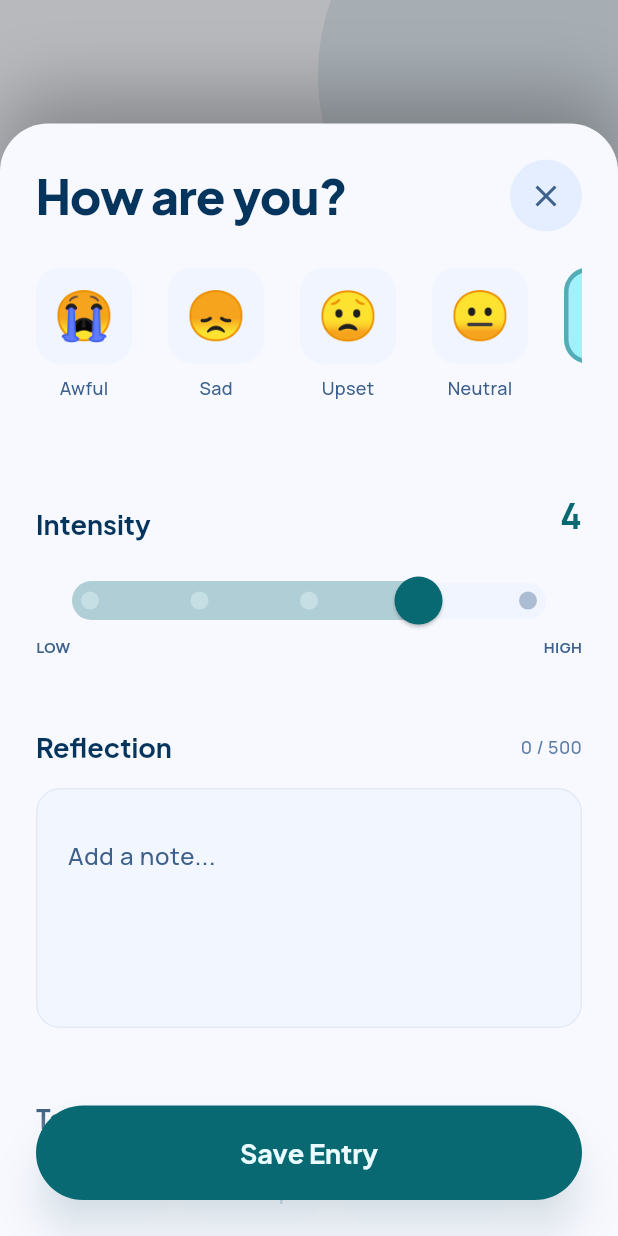
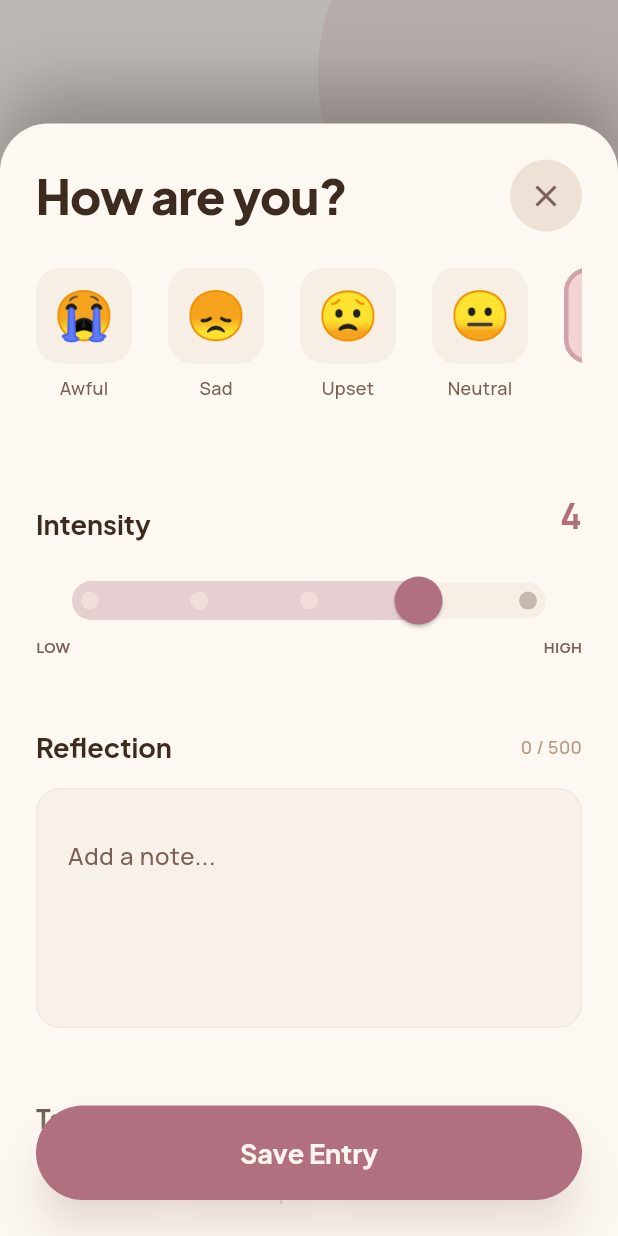
Before and after one commit to MelAlejandrino/laune, a Flutter app: the HomeScreen screen opened by its route, after a tap on "Quick Log", on a phone screen of 412 x 824 dp. Run offline on Flutter 3.47's test engine with Material 3 defaults, Android fonts, the light colour scheme and no system bars; our stand-ins replace flutter_local_notifications, go_router, google_fonts, local_auth, shared_preferences, timezone; accounts and stored records are empty.

Commit message:
feat: new ui design, new navigation bar, and a toast notification for biometric locK

```diff
--- a/lib/repositories/auth_repository.dart
+++ b/lib/repositories/auth_repository.dart
@@ -1,4 +1,5 @@
 import 'package:flutter/material.dart';
+import 'package:flutter/services.dart';
 import 'package:local_auth/local_auth.dart';
 import 'package:shared_preferences/shared_preferences.dart';
 
@@ -69,6 +70,9 @@ class AuthRepository extends ChangeNotifier {
           biometricOnly: true,
         ),
       );
+    } on PlatformException catch (e) {
+      debugPrint('Biometric verification error: $e');
+      rethrow; // Let caller handle specific error codes
     } catch (e) {
       debugPrint('Biometric verification error: $e');
       return false;
--- a/lib/repositories/mood_repository.dart
+++ b/lib/repositories/mood_repository.dart
@@ -14,29 +14,41 @@ class MoodRepository extends ChangeNotifier {
   int get streak {
     if (_entries.isEmpty) return 0;
 
+    // Get unique calendar days, sorted newest first
     final sortedDates = _entries
         .map((e) => DateTime(e.timestamp.year, e.timestamp.month, e.timestamp.day))
         .toSet()
         .toList()
       ..sort((a, b) => b.compareTo(a));
 
-    int currentStreak = 0;
-    DateTime today = DateTime.now();
-    DateTime checkDate = DateTime(today.year, today.month, today.day);
+    final today = DateTime(
+      DateTime.now().year,
+      DateTime.now().month,
+      DateTime.now().day,
+    );
 
-    // If the latest entry isn't today or yesterday, streak is 0
-    if (sortedDates.first.isBefore(checkDate.subtract(const Duration(days: 1)))) {
+    // Streak is dead if the most recent entry isn't today or yesterday
+    if (sortedDates.first.isBefore(today.subtract(const Duration(days: 1)))) {
       return 0;
     }
 
-    for (var date in sortedDates) {
-      if (date == checkDate || date == checkDate.subtract(const Duration(days: 1))) {
+    // Walk backwards from today, requiring each consecutive day to match exactly
+    int currentStreak = 0;
+    DateTime checkDate = sortedDates.first == today
+        ? today
+        : today.subtract(const Duration(days: 1));
+
+    for (final date in sortedDates) {
+      if (date == checkDate) {
         currentStreak++;
-        checkDate = date.subtract(const Duration(days: 1));
-      } else {
+        checkDate = checkDate.subtract(const Duration(days: 1));
+      } else if (date.isBefore(checkDate)) {
+        // Gap detected — stop counting
         break;
       }
+      // If date > checkDate (duplicate day already counted), skip silently
     }
+
     return currentStreak;
   }
 
--- a/lib/screens/settings_screen.dart
+++ b/lib/screens/settings_screen.dart
@@ -1,4 +1,5 @@
 import 'package:flutter/material.dart';
+import 'package:flutter/services.dart';
 import 'package:go_router/go_router.dart';
 import 'package:shared_preferences/shared_preferences.dart';
 import 'package:stitch/main.dart';
@@ -86,27 +87,86 @@ class _SettingsScreenState extends State<SettingsScreen> {
     }
   }
 
+  void _showToast(String message, {bool isError = true}) {
+    if (!mounted) return;
+    final scheme = Theme.of(context).colorScheme;
+    ScaffoldMessenger.of(context)
+      ..clearSnackBars()
+      ..showSnackBar(
+        SnackBar(
+          content: Row(
+            children: [
+              Icon(
+                isError ? Icons.error_outline_rounded : Icons.check_circle_outline_rounded,
+                color: isError ? scheme.onError : scheme.onPrimary,
+                size: 20,
+              ),
+              const SizedBox(width: 10),
+              Expanded(
+                child: Text(
+                  message,
+                  style: TextStyle(
+                    color: isError ? scheme.onError : scheme.onPrimary,
+                    fontWeight: FontWeight.w500,
+                    fontSize: 13.5,
+                  ),
+                ),
+              ),
+            ],
+          ),
+          backgroundColor: isError ? scheme.error : scheme.primary,
+          behavior: SnackBarBehavior.floating,
+          shape: RoundedRectangleBorder(borderRadius: BorderRadius.circular(16)),
+          margin: const EdgeInsets.symmetric(horizontal: 20, vertical: 12),
+          duration: const Duration(seconds: 3),
+          elevation: 0,
+        ),
+      );
+  }
+
   Future<void> _toggleBiometrics(bool value) async {
     final authRepo = MoodScope.of(context).authRepository;
 
     if (value) {
+      // Check hardware support first
       final canUse = await authRepo.canUseBiometrics();
       if (!canUse) {
-        if (mounted) {
-          ScaffoldMessenger.of(context).showSnackBar(
-            const SnackBar(content: Text('Biometric authentication is not supported on this device.')),
-          );
-        }
+        _showToast('This device does not support biometric authentication.');
         return;
       }
 
-      // Mandatory verification before enabling
-      final verified = await authRepo.verifyBiometrics();
-      if (!verified) return;
+      // Ask user to verify biometrics before enabling
+      bool verified = false;
+      try {
+        verified = await authRepo.verifyBiometrics();
+      } on PlatformException catch (e) {
+        // NotAvailable = no biometrics enrolled; NotEnrolled = same on some devices
+        final code = e.code;
+        if (code == 'NotAvailable' || code == 'NotEnrolled' || code == 'no_fragment_activity') {
+          _showToast('No biometrics are set up on this device. Please enroll a fingerprint or face in your device settings.');
+        } else {
+          _showToast('Biometric error: ${e.message ?? e.code}');
+        }
+        return;
+      } catch (e) {
+        _showToast('An unexpected error occurred. Please try again.');
+        return;
+      }
+
+      if (!verified) {
+        _showToast('Biometric verification failed or was cancelled.');
+        return;
+      }
     }
 
     await authRepo.setBiometricEnabled(value);
     setState(() => _biometricEnabled = value);
+
+    if (!value) {
+      _showToast('Biometric lock disabled.', isError: false);
+    } else {
+      _showToast('Biometric lock enabled!', isError: false);
+    }
   }
 
   @override
--- a/lib/theme/app_theme.dart
+++ b/lib/theme/app_theme.dart
@@ -2,49 +2,65 @@ import 'package:flutter/material.dart';
 import 'package:google_fonts/google_fonts.dart';
 
 class AppTheme {
-  // Colors extracted from designs (Light Mode)
-  static const Color primary = Color(0xFF096973);
-  static const Color onPrimary = Color(0xFFEAFCFF);
-  static const Color primaryContainer = Color(0xFFA3EFFA);
-  static const Color onPrimaryContainer = Color(0xFF005B63);
-  static const Color secondary = Color(0xFF4A4BD7);
-  static const Color onSecondary = Color(0xFFFBF7FF);
-  static const Color secondaryContainer = Color(0xFFE1E0FF);
-  static const Color onSecondaryContainer = Color(0xFF3B3CC9);
-  static const Color tertiary = Color(0xFF006B60);
-  static const Color onTertiary = Color(0xFFE2FFF8);
-  static const Color surface = Color(0xFFF8F9FF);
-  static const Color onSurface = Color(0xFF05345C);
-  static const Color surfaceVariant = Color(0xFFD2E4FF);
-  static const Color onSurfaceVariant = Color(0xFF3D618C);
-  static const Color background = Color(0xFFF8F9FF);
-  static const Color onBackground = Color(0xFF05345C);
-  static const Color outline = Color(0xFF5A7DA9);
-  static const Color outlineVariant = Color(0xFF91B4E4);
-  static const Color error = Color(0xFFA83836);
-  static const Color onError = Color(0xFFFFF7F6);
+  // ── Light Mode Colors ─────────────────────────────────────────────
+  // Primary: Dusty Rose
+  static const Color primary            = Color(0xFFB07080);
+  static const Color onPrimary          = Color(0xFFFFF5F0);
+  static const Color primaryContainer   = Color(0xFFF2D4D4);
+  static const Color onPrimaryContainer = Color(0xFF7A4050);
 
-  static const Color surfaceContainerLowest = Color(0xFFFFFFFF);
-  static const Color surfaceContainerLow = Color(0xFFEFF4FF);
-  static const Color surfaceContainer = Color(0xFFE5EEFF);
-  static const Color surfaceContainerHigh = Color(0xFFDCE9FF);
-  static const Color surfaceContainerHighest = Color(0xFFD2E4FF);
-  static const Color primaryFixedDim = Color(0xFF95E1EB);
-  static const Color tertiaryContainer = Color(0xFF65FDE6);
+  // Secondary: Muted Lavender
+  static const Color secondary              = Color(0xFF8E7FA8);
+  static const Color onSecondary            = Color(0xFFF8F4FF);
+  static const Color secondaryContainer     = Color(0xFFDDD8EE);
+  static const Color onSecondaryContainer   = Color(0xFF5A4A72);
 
-  // Dark Mode Colors
-  static const Color primaryDark = Color(0xFF80D4E0);
-  static const Color onPrimaryDark = Color(0xFF00363D);
-  static const Color primaryContainerDark = Color(0xFF004F58);
-  static const Color onPrimaryContainerDark = Color(0xFFA3EFFA);
-  static const Color secondaryDark = Color(0xFFBFC0FF);
-  static const Color onSecondaryDark = Color(0xFF1E1D94);
-  static const Color surfaceDark = Color(0xFF0B141E);
-  static const Color onSurfaceDark = Color(0xFFE1E2E8);
-  static const Color surfaceVariantDark = Color(0xFF42474E);
-  static const Color onSurfaceVariantDark = Color(0xFFC2C7CF);
-  static const Color backgroundDark = Color(0xFF0B141E);
-  static const Color onBackgroundDark = Color(0xFFE1E2E8);
+  // Tertiary: Sage Green
+  static const Color tertiary           = Color(0xFF7A9E8E);
+  static const Color onTertiary         = Color(0xFFEFF6F2);
+  static const Color tertiaryContainer  = Color(0xFFB8D4C8);
+
+  // Surfaces — warm parchment / linen / cream hierarchy (NO blue tints)
+  static const Color surface                    = Color(0xFFFDF8F2);
+  static const Color onSurface                  = Color(0xFF3D2B1F);
+  static const Color surfaceVariant             = Color(0xFFDECCB8);
+  static const Color onSurfaceVariant           = Color(0xFF7A6055);
+  static const Color background                 = Color(0xFFFDF8F2);
+  static const Color onBackground               = Color(0xFF3D2B1F);
+
+  static const Color surfaceContainerLowest  = Color(0xFFFBF5EE);
+  static const Color surfaceContainerLow     = Color(0xFFF7EFE5);
+  static const Color surfaceContainer        = Color(0xFFF0E5D8);
+  static const Color surfaceContainerHigh    = Color(0xFFE8D8C8);
+  static const Color surfaceContainerHighest = Color(0xFFDECCB8);
+
+  // Outlines & misc
+  static const Color outline          = Color(0xFFB89880);
+  static const Color outlineVariant   = Color(0xFFD4B89A);
+  static const Color primaryFixedDim  = Color(0xFFC49090);
+
+  // Error
+  static const Color error   = Color(0xFFB05050);
+  static const Color onError = Color(0xFFFFF2F0);
+
+  // ── Dark Mode Colors ──────────────────────────────────────────────
+  // Dark Primary: lighter dusty rose
+  static const Color primaryDark            = Color(0xFFE8A8B0);
+  static const Color onPrimaryDark          = Color(0xFF4A1525);
+  static const Color primaryContainerDark   = Color(0xFF72404A);
+  static const Color onPrimaryContainerDark = Color(0xFFF2D4D4);
+
+  // Dark Secondary: lighter muted lavender
+  static const Color secondaryDark          = Color(0xFFC4B8D8);
+  static const Color onSecondaryDark        = Color(0xFF352545);
+
+  // Dark Surfaces — warm dark-roast brown, not dark navy
+  static const Color surfaceDark            = Color(0xFF1E1610);
+  static const Color onSurfaceDark          = Color(0xFFEDE0D4);
+  static const Color surfaceVariantDark     = Color(0xFF3D312A);
+  static const Color onSurfaceVariantDark   = Color(0xFFC4A898);
+  static const Color backgroundDark         = Color(0xFF1E1610);
+  static const Color onBackgroundDark       = Color(0xFFEDE0D4);
 
   // Spacing & Radius
   static const double radiusDefault = 16.0;
@@ -85,6 +101,7 @@ class AppTheme {
           onSecondaryContainer: onSecondaryContainer,
           tertiary: tertiary,
           onTertiary: onTertiary,
+          tertiaryContainer: tertiaryContainer,
           surface: surface,
           onSurface: onSurface,
           surfaceVariant: surfaceVariant,
@@ -92,6 +109,7 @@ class AppTheme {
           background: background,
           onBackground: onBackground,
           outline: outline,
+          outlineVariant: outlineVariant,
           error: error,
           onError: onError,
         );
--- a/lib/widgets/scaffold_with_nav_bar.dart
+++ b/lib/widgets/scaffold_with_nav_bar.dart
@@ -40,81 +40,81 @@ class _AppBottomNav extends StatelessWidget {
     required this.onTap,
   });
 
+  static const _items = [
+    (icon: Icons.home_outlined, activeIcon: Icons.home_rounded),
+    (icon: Icons.history_outlined, activeIcon: Icons.history_rounded),
+    (icon: Icons.calendar_today_outlined, activeIcon: Icons.calendar_today_rounded),
+    (icon: Icons.settings_outlined, activeIcon: Icons.settings_rounded),
+  ];
+
   @override
   Widget build(BuildContext context) {
-    return Container(
-      margin: const EdgeInsets.only(bottom: 24, left: 16, right: 16),
-      decoration: BoxDecoration(
-        boxShadow: [
-          BoxShadow(
-            color: const Color(0xFF05345C).withOpacity(0.06),
-            blurRadius: 32,
-            offset: const Offset(0, -12),
-          ),
-        ],
-      ),
+    final scheme = Theme.of(context).colorScheme;
+    final isDark = Theme.of(context).brightness == Brightness.dark;
+
+    final pillBg = isDark
+        ? scheme.surface.withOpacity(0.88)
+        : scheme.surface.withOpacity(0.94);
+
+    final activeCircleColor = scheme.primary;
+
+    final activeIconColor = scheme.onPrimary;
+
+    final inactiveIconColor = isDark
+        ? scheme.onSurfaceVariant
+        : AppTheme.onSurfaceVariant;
+
+    return Padding(
+      padding: const EdgeInsets.only(left: 24, right: 24, bottom: 28),
       child: ClipRRect(
-        borderRadius: BorderRadius.circular(32),
+        borderRadius: BorderRadius.circular(40),
         child: BackdropFilter(
-          filter: ImageFilter.blur(sigmaX: 20, sigmaY: 20),
-          child: NavigationBarTheme(
-            data: NavigationBarThemeData(
-              indicatorColor: Theme.of(context).colorScheme.surfaceVariant,
-              labelTextStyle: WidgetStateProperty.resolveWith((states) {
-                if (states.contains(WidgetState.selected)) {
-                  return TextStyle(
-                    fontSize: 11,
-                    fontWeight: FontWeight.w600,
-                    color: Theme.of(context).colorScheme.primary,
-                  );
-                }
-                return const TextStyle(
-                  fontSize: 11,
-                  fontWeight: FontWeight.w500,
-                  color: AppTheme.onSurfaceVariant,
+          filter: ImageFilter.blur(sigmaX: 24, sigmaY: 24),
+          child: Container(
+            height: 68,
+            decoration: BoxDecoration(
+              color: pillBg,
+              borderRadius: BorderRadius.circular(40),
+              border: Border.all(
+                color: isDark
+                    ? Colors.white.withOpacity(0.08)
+                    : Colors.black.withOpacity(0.06),
+                width: 1,
+              ),
+              boxShadow: [
+                BoxShadow(
+                  color: const Color(0xFF3D2B1F).withOpacity(isDark ? 0.40 : 0.10),
+                  blurRadius: 28,
+                  offset: const Offset(0, 8),
+                ),
+              ],
+            ),
+            child: Row(
+              mainAxisAlignment: MainAxisAlignment.spaceEvenly,
+              children: List.generate(_items.length, (index) {
+                final item = _items[index];
+                final isSelected = index == currentIndex;
+
+                return GestureDetector(
+                  onTap: () => onTap(index),
+                  behavior: HitTestBehavior.opaque,
+                  child: AnimatedContainer(
+                    duration: const Duration(milliseconds: 220),
+                    curve: Curves.easeInOut,
+                    width: 52,
+                    height: 52,
+                    decoration: BoxDecoration(
+                      shape: BoxShape.circle,
+                      color: isSelected ? activeCircleColor : Colors.transparent,
+                    ),
+                    child: Icon(
+                      isSelected ? item.activeIcon : item.icon,
+                      size: 22,
+                      color: isSelected ? activeIconColor : inactiveIconColor,
+                    ),
+                  ),
                 );
               }),
-              iconTheme: WidgetStateProperty.resolveWith((states) {
-                if (states.contains(WidgetState.selected)) {
-                  return IconThemeData(
-                    color: Theme.of(context).colorScheme.primary,
-                    size: 24,
-                  );
-                }
-                return const IconThemeData(
-                  color: AppTheme.onSurfaceVariant,
-                  size: 24,
-                );
-              }),
-            ),
-            child: NavigationBar(
-              selectedIndex: currentIndex,
-              onDestinationSelected: onTap,
-              backgroundColor: Theme.of(context).colorScheme.surface.withOpacity(0.8),
-              elevation: 0,
-              height: 72,
-              destinations: const [
-                NavigationDestination(
-                  icon: Icon(Icons.home_outlined),
-                  selectedIcon: Icon(Icons.home, fill: 1),
-                  label: 'Home',
-                ),
-                NavigationDestination(
-                  icon: Icon(Icons.history_outlined),
-                  selectedIcon: Icon(Icons.history, fill: 1),
-                  label: 'History',
-                ),
-                NavigationDestination(
-                  icon: Icon(Icons.calendar_today_outlined),
-                  selectedIcon: Icon(Icons.calendar_today, fill: 1),
-                  label: 'Calendar',
-                ),
-                NavigationDestination(
-                  icon: Icon(Icons.settings_outlined),
-                  selectedIcon: Icon(Icons.settings, fill: 1),
-                  label: 'Settings',
-                ),
-              ],
             ),
           ),
         ),
```
Also changed, not shown: 1 other file.
